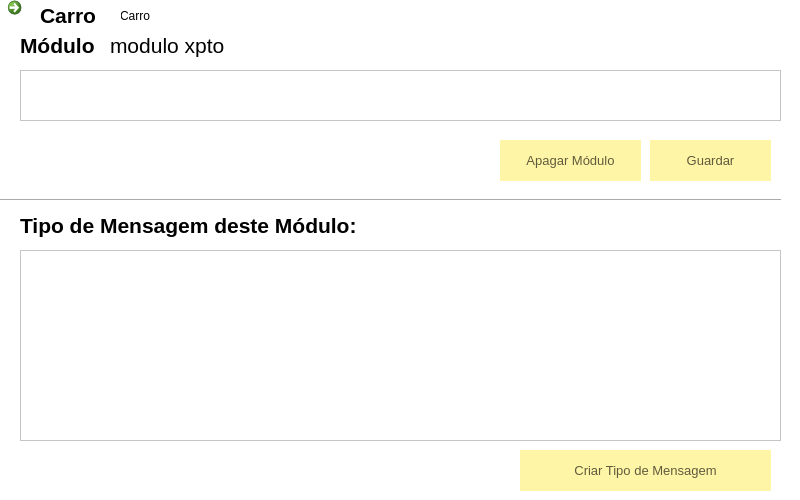
First picture: the form in FSIPLeiria/gerirmodulo.ui, repository tatianascgil/Projeto_Informatico_Formula_Student_Barramento_CAN, before the edit.
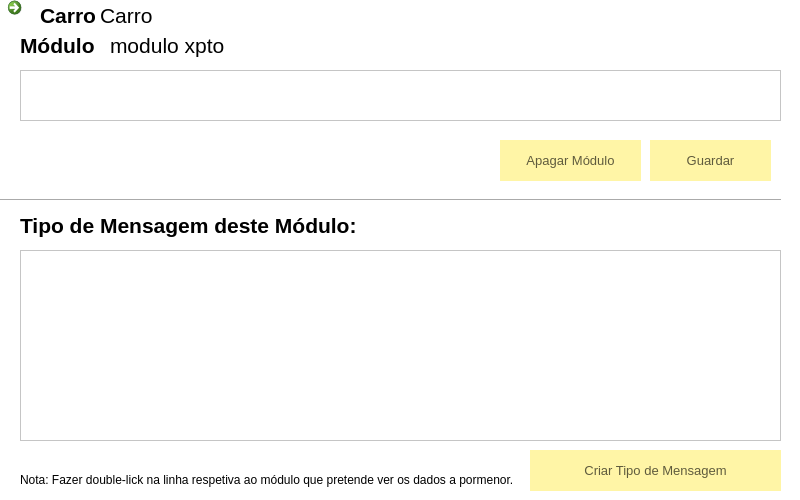
Second picture: the form after the edit. Icons and pictures are not drawn.

What changed in the file:
```diff
--- a/FSIPLeiria/gerirmodulo.ui
+++ b/FSIPLeiria/gerirmodulo.ui
@@ -106,7 +106,7 @@
     <rect>
      <x>20</x>
      <y>30</y>
-     <width>111</width>
+     <width>81</width>
      <height>31</height>
     </rect>
    </property>
@@ -207,7 +207,7 @@
   <widget class="QPushButton" name="btnCriarTipoMensagem">
    <property name="geometry">
     <rect>
-     <x>520</x>
+     <x>530</x>
      <y>450</y>
      <width>251</width>
      <height>41</height>
@@ -244,12 +244,18 @@
   <widget class="QLabel" name="labelNomeCarro">
    <property name="geometry">
     <rect>
-     <x>120</x>
+     <x>100</x>
      <y>0</y>
      <width>91</width>
      <height>31</height>
     </rect>
    </property>
+   <property name="font">
+    <font>
+     <pointsize>16</pointsize>
+     <bold>false</bold>
+    </font>
+   </property>
    <property name="text">
     <string>Carro</string>
    </property>
@@ -259,7 +265,7 @@
     <rect>
      <x>40</x>
      <y>0</y>
-     <width>81</width>
+     <width>61</width>
      <height>31</height>
     </rect>
    </property>
@@ -273,6 +279,19 @@
     <string>Carro</string>
    </property>
   </widget>
+  <widget class="QLabel" name="label_4">
+   <property name="geometry">
+    <rect>
+     <x>20</x>
+     <y>470</y>
+     <width>501</width>
+     <height>20</height>
+    </rect>
+   </property>
+   <property name="text">
+    <string>Nota: Fazer double-lick na linha respetiva ao módulo que pretende ver os dados a pormenor.</string>
+   </property>
+  </widget>
  </widget>
  <resources/>
  <connections/>
```
Left out of the diff: 3 changed lines with no effect on the pictures.
